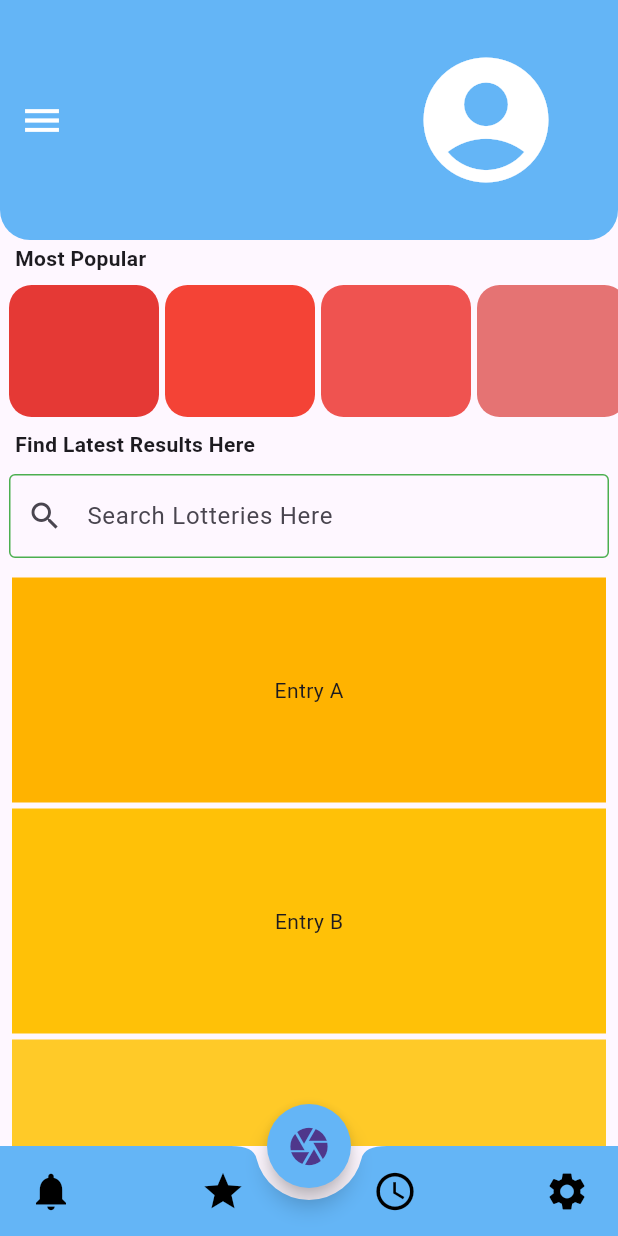
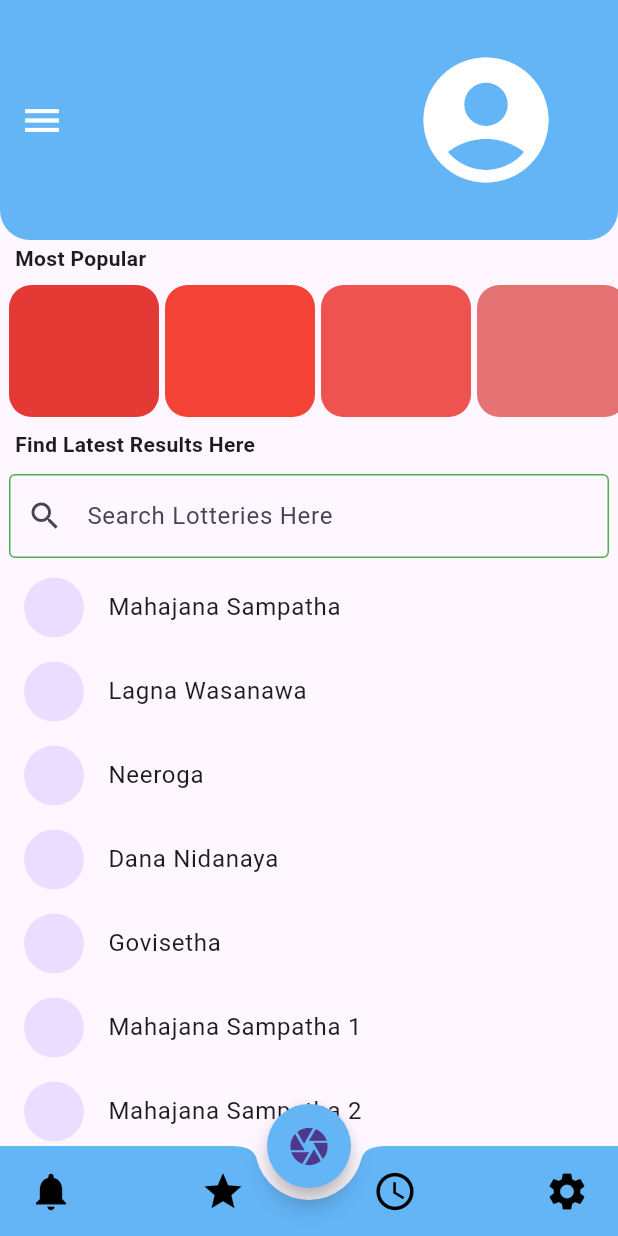
Before and after one commit to sumira/lottery-scanner-app, a Flutter app: the screen it shows after launch, on a phone screen of 412 x 824 dp. Run offline on Flutter 3.47's test engine with Material 3 defaults, Android fonts, the light colour scheme and no system bars; our stand-ins replace google_fonts.

Commit message:
created a dynamic list and its data model

```diff
--- /dev/null
+++ b/lib/data_models/ticket.dart
@@ -0,0 +1,22 @@
+class Ticket {
+  final String name;
+  final String drawNumber;
+  final String winningNumbers;
+
+  Ticket(
+    this.name,
+    this.drawNumber,
+    this.winningNumbers,
+  );
+}
+
+List tickets = [
+  Ticket('Mahajana Sampatha', '', ''),
+  Ticket('Lagna Wasanawa', '', ''),
+  Ticket('Neeroga', '', ''),
+  Ticket('Dana Nidanaya', '', ''),
+  Ticket('Govisetha', '', ''),
+  Ticket('Mahajana Sampatha 1', '', ''),
+  Ticket('Mahajana Sampatha 2', '', ''),
+  Ticket('Mahajana Sampatha 3', '', ''),
+];
--- a/lib/main.dart
+++ b/lib/main.dart
@@ -19,6 +19,7 @@ class _SandboxState extends State<Sandbox> {
   @override
   Widget build(BuildContext context) {
     final screenWidth = MediaQuery.of(context).size.width;
+
     return Scaffold(
       appBar: AppBar(
         toolbarHeight: 120,
--- a/lib/screens/home/home.dart
+++ b/lib/screens/home/home.dart
@@ -1,5 +1,6 @@
 import 'package:flutter/material.dart';
 import 'package:google_fonts/google_fonts.dart';
+import 'package:lottery_app/data_models/ticket.dart';
 
 class Home extends StatefulWidget {
   const Home({super.key});
@@ -174,42 +175,16 @@ class _HomeState extends State<Home> {
           ),
 
           Expanded(
-              child: ListView(
-            padding: const EdgeInsets.all(8),
-            children: [
-              Padding(
-                padding: const EdgeInsets.only(bottom: 4.0),
-                child: Container(
-                  height: 150,
-                  color: Colors.amber[600],
-                  child: const Center(child: Text('Entry A')),
-                ),
-              ),
-              Padding(
-                padding: const EdgeInsets.only(bottom: 4.0),
-                child: Container(
-                  height: 150,
-                  color: Colors.amber[500],
-                  child: const Center(child: Text('Entry B')),
-                ),
-              ),
-              Container(
-                height: 150,
-                color: Colors.amber[400],
-                child: const Center(child: Text('Entry C')),
-              ),
-              Container(
-                height: 150,
-                color: Colors.amber[300],
-                child: const Center(child: Text('Entry D')),
-              ),
-              Container(
-                height: 150,
-                color: Colors.amber[200],
-                child: const Center(child: Text('Entry E')),
-              ),
-            ],
-          ))
+              child: ListView.builder(
+                  itemCount: tickets.length,
+                  itemBuilder: (BuildContext context, int index) {
+                    return ListTile(
+                      leading: const CircleAvatar(
+                        backgroundImage: null,
+                      ),
+                      title: Text(tickets[index].name),
+                    );
+                  }))
         ],
       ),
       //extendBody: true,
```
Also changed, not shown: lib/screens/login.dart (added).
